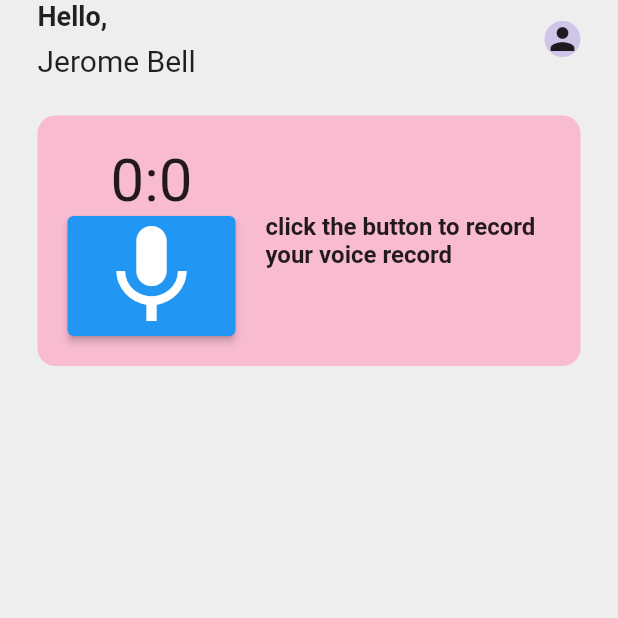
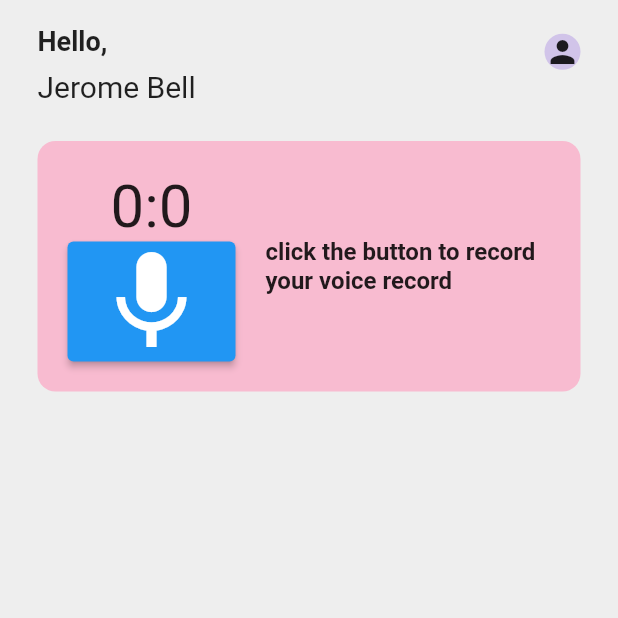
Before and after one commit to sajasaadoun/EasyPark, a Flutter app: the screen it shows after launch, on a phone screen of 412 x 824 dp, the top half of it. Run offline on Flutter 3.47's test engine with Material 2 defaults, Android fonts, the light colour scheme and no system bars; our stand-ins replace permission_handler; missing offline and left inert: dart:ffi, flutter_emoji, flutter_sound.

Commit message:
updating the speech detection

```diff
--- a/easypark/lib/screens/speechDetection.dart
+++ b/easypark/lib/screens/speechDetection.dart
@@ -69,11 +69,14 @@ class _speechPageState extends State<speechPage> {
                   Column(
                     crossAxisAlignment: CrossAxisAlignment.start,
                     children: const [
-                      Text(
-                        'Hello,',
-                        style: TextStyle(
-                          fontWeight: FontWeight.bold,
-                          fontSize: 18,
+                      Padding(
+                        padding: EdgeInsets.only(top: 17.0),
+                        child: Text(
+                          'Hello,',
+                          style: TextStyle(
+                            fontWeight: FontWeight.bold,
+                            fontSize: 18,
+                          ),
                         ),
                       ),
                       SizedBox(height: 8),
```
